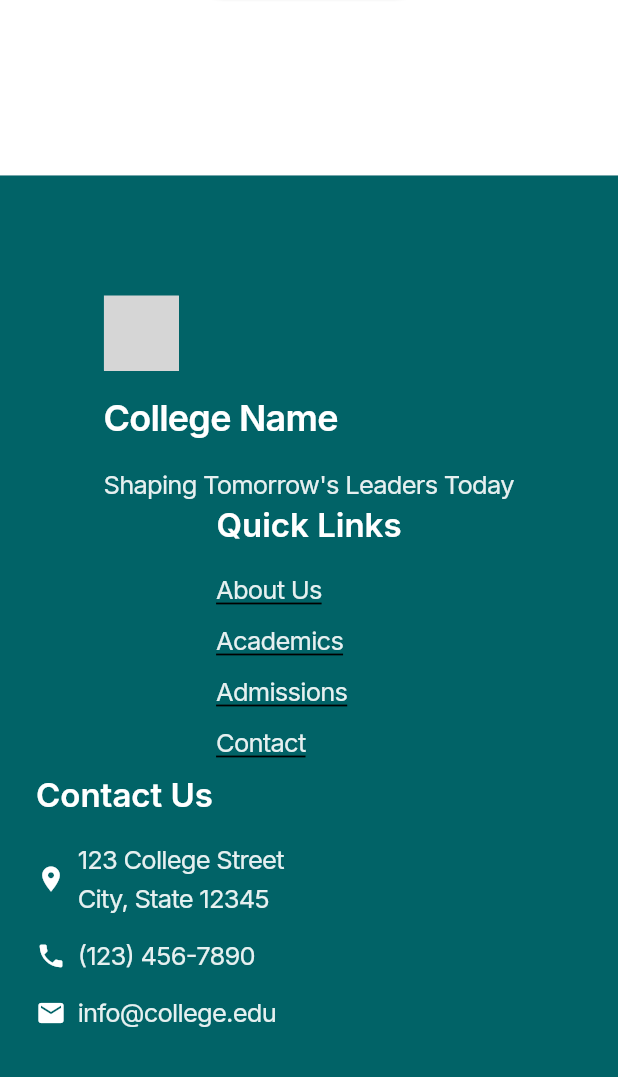
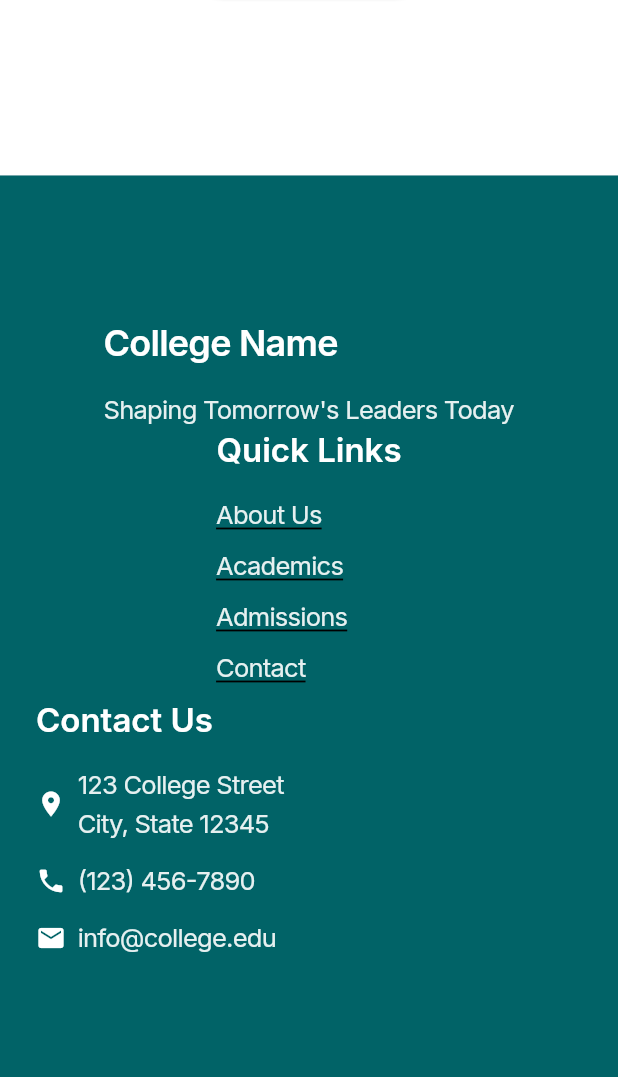
Before and after one commit to mano-ranjan/values_web_app, a Flutter app: the screen it shows after launch, scrolled down 2819 dp, on a phone screen of 412 x 824 dp, the part 159-1236 px from its top. Run offline on Flutter 3.47's test engine with Material 3 defaults, Android fonts, the phone set to English and light mode, and no system bars; our stand-ins replace equatable, flutter_bloc, flutter_carousel_widget, flutter_svg, google_fonts, responsive_framework; grey boxes are pictures that could not be loaded.

Commit message:
Remove commented-out SVG logo code from HomePage for cleaner codebase.

```diff
--- a/lib/features/home/presentation/pages/home_page.dart
+++ b/lib/features/home/presentation/pages/home_page.dart
@@ -742,15 +742,15 @@ class HomePage extends StatelessWidget {
                     child: Column(
                       crossAxisAlignment: CrossAxisAlignment.start,
                       children: [
-                        SvgPicture.asset(
-                          'assets/svgs/values_logo.svg',
-                          height: 50,
-                          width: 50,
-                          colorFilter: ColorFilter.mode(
-                            AppTheme.surfaceColor,
-                            BlendMode.srcIn,
-                          ),
-                        ),
+                        // SvgPicture.asset(
+                        //   'assets/svgs/values_logo.svg',
+                        //   height: 50,
+                        //   width: 50,
+                        //   colorFilter: ColorFilter.mode(
+                        //     AppTheme.surfaceColor,
+                        //     BlendMode.srcIn,
+                        //   ),
+                        // ),
                         const SizedBox(height: 16),
                         Text(
                           'College Name',
```
